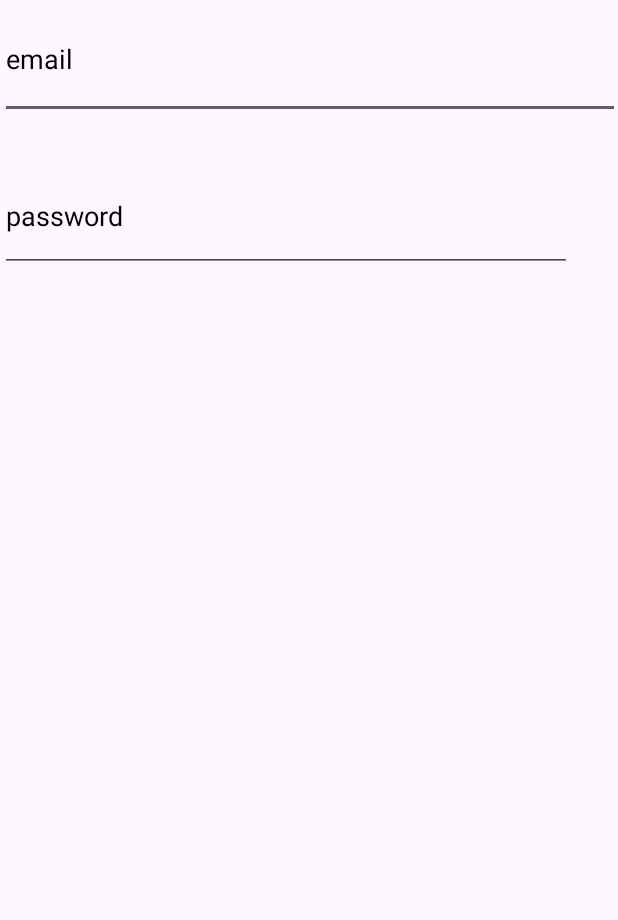
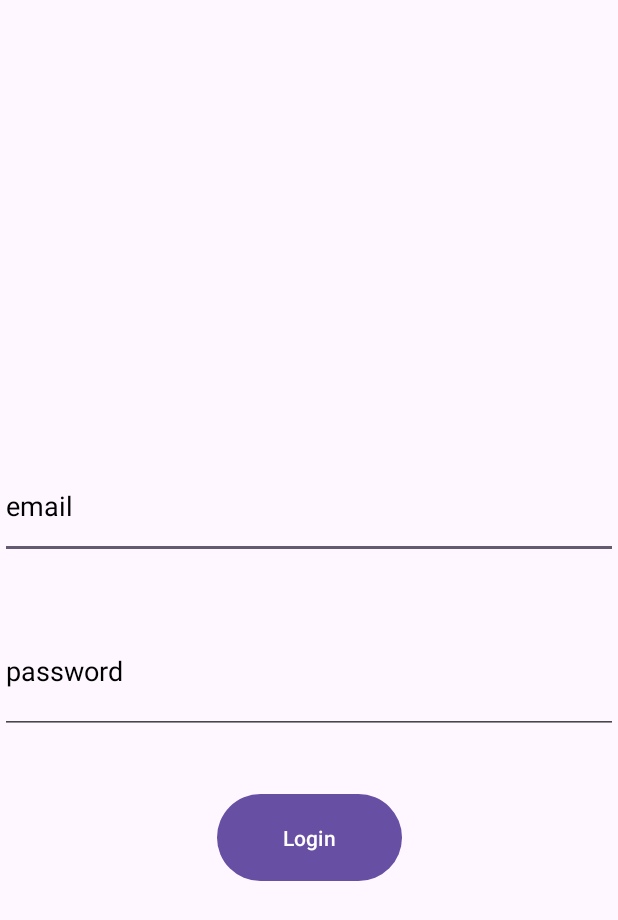
Before and after one commit to Scaling-skills/Mini-shop, an Android app: the layout activity_main.xml on its own in the app's theme, with its tools: preview values and no code run, on a phone screen of 412 x 824 dp. Shown: the top 920 px of the screen. Run offline under Robolectric (Android 15) with nearby library versions, the phone set to English and light mode, and no system bars.

Commit message:
Update activity_main.xml

```diff
--- a/MyApp/app/src/main/res/layout/activity_main.xml
+++ b/MyApp/app/src/main/res/layout/activity_main.xml
@@ -5,33 +5,50 @@
     android:layout_width="match_parent"
     android:layout_height="match_parent"
     android:fitsSystemWindows="true"
-    tools:context=".MainActivity" >
+    tools:context=".MainActivity">
 
     <EditText
         android:id="@+id/editTextTextEmailAddress3"
-        android:layout_width="413dp"
-        android:layout_height="79dp"
-        android:layout_marginStart="16dp"
-        android:layout_marginEnd="16dp"
+        android:layout_width="412dp"
+        android:layout_height="70dp"
+        android:layout_marginTop="282dp"
+        android:layout_marginBottom="6dp"
         android:ems="10"
         android:hint="email"
         android:inputType="textEmailAddress"
         android:textColorHint="#000000"
+        app:layout_constraintBottom_toTopOf="@+id/editTextTextPassword2"
         app:layout_constraintEnd_toEndOf="parent"
         app:layout_constraintStart_toStartOf="parent"
-        tools:layout_editor_absoluteY="309dp" />
+        app:layout_constraintTop_toTopOf="parent" />
 
     <EditText
         android:id="@+id/editTextTextPassword2"
-        android:layout_width="381dp"
-        android:layout_height="74dp"
-        android:layout_marginTop="28dp"
+        android:layout_width="412dp"
+        android:layout_height="83dp"
+        android:layout_marginTop="6dp"
+        android:layout_marginBottom="9dp"
         android:ems="10"
         android:hint="password"
         android:inputType="textPassword"
         android:textColorHint="#000000"
+        app:layout_constraintBottom_toTopOf="@+id/button2"
         app:layout_constraintEnd_toEndOf="@+id/editTextTextEmailAddress3"
-        app:layout_constraintHorizontal_bias="0.0"
+        app:layout_constraintHorizontal_bias="1.0"
         app:layout_constraintStart_toStartOf="@+id/editTextTextEmailAddress3"
         app:layout_constraintTop_toBottomOf="@+id/editTextTextEmailAddress3" />
+
+    <Button
+        android:id="@+id/button2"
+        android:layout_width="123dp"
+        android:layout_height="66dp"
+        android:layout_marginStart="144dp"
+        android:layout_marginTop="6dp"
+        android:layout_marginEnd="144dp"
+        android:layout_marginBottom="212dp"
+        android:text="Login"
+        app:layout_constraintBottom_toBottomOf="parent"
+        app:layout_constraintEnd_toEndOf="parent"
+        app:layout_constraintStart_toStartOf="parent"
+        app:layout_constraintTop_toBottomOf="@+id/editTextTextPassword2" />
 </androidx.constraintlayout.widget.ConstraintLayout>
```
